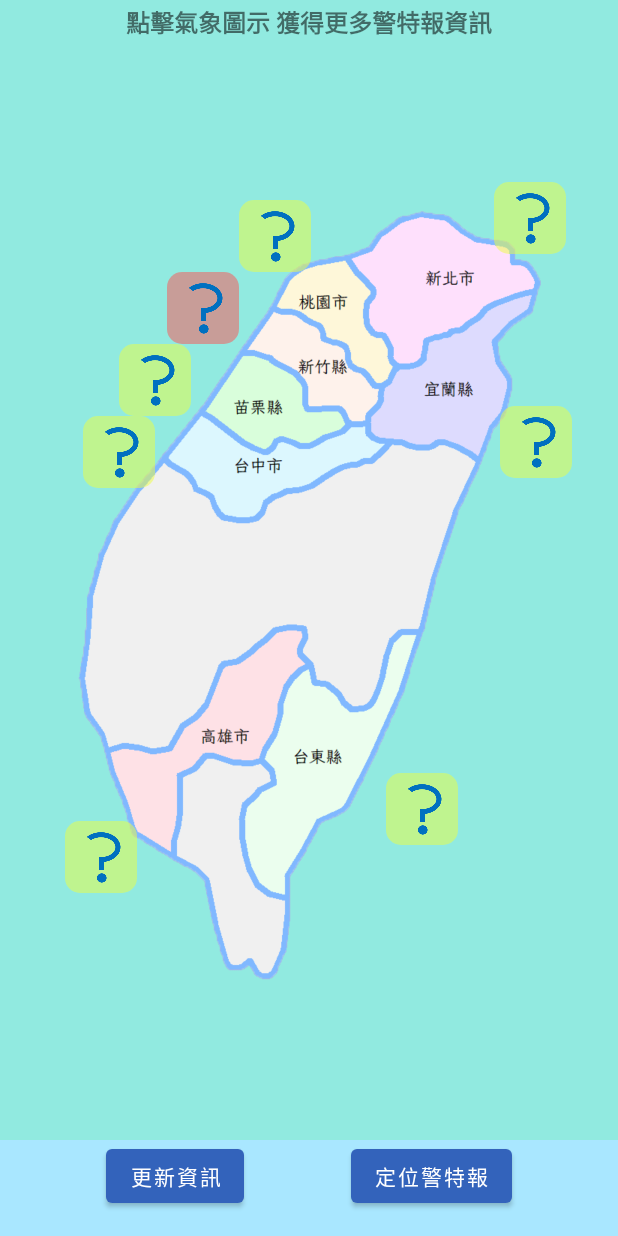
After one commit to sushi3085/Avoid-Coming-Water, an Android app: the SpecialForcastActivity screen opened directly, with no data from a screen before it, on a phone screen of 412 x 824 dp. The commit adds this screen. Run offline under Robolectric (Android 15) with nearby library versions, the phone set to English and light mode, and no system bars.

Commit message:
警特報：新增按鈕被按樣式、以popup顯示資訊

```diff
--- a/app/src/main/AndroidManifest.xml
+++ b/app/src/main/AndroidManifest.xml
@@ -18,7 +18,7 @@
         android:theme="@style/Theme.AvoidingComingWater"
         tools:targetApi="31">
         <activity
-            android:name=".FutureForcastActivity"
+            android:name=".SpecialForcastActivity"
             android:exported="false"
             android:theme="@style/Theme.AvoidingComingWater.NoActionBar" />
         <activity
--- a/app/src/main/java/ncue/geo/avoidingcomingwater/MainActivity.kt
+++ b/app/src/main/java/ncue/geo/avoidingcomingwater/MainActivity.kt
@@ -95,8 +95,8 @@ class MainActivity : AppCompatActivity() {
         ConditionController.IS_RECIEVING = !ConditionController.IS_RECIEVING
     }
 
-    fun futureForcastButtonOnClick(view: View) {
-        val intent = Intent(this, FutureForcastActivity::class.java)
+    fun specialButtonOnClick(view: View) {
+        val intent = Intent(this, SpecialForcastActivity::class.java)
         startActivity(intent)
     }
 
--- /dev/null
+++ b/app/src/main/res/drawable/clicked_red_round_corner_img_btn.xml
@@ -0,0 +1,5 @@
+<?xml version="1.0" encoding="utf-8"?>
+<shape xmlns:android="http://schemas.android.com/apk/res/android">
+    <solid android:color="@color/pressed_red_special_county_btn" />
+    <corners android:radius="10dp" />
+</shape>
--- /dev/null
+++ b/app/src/main/res/drawable/clicked_yellow_round_corner_img_btn.xml
@@ -0,0 +1,5 @@
+<?xml version="1.0" encoding="utf-8"?>
+<shape xmlns:android="http://schemas.android.com/apk/res/android">
+    <solid android:color="@color/pressed_yellow_special_county_btn" />
+    <corners android:radius="10dp" />
+</shape>
--- /dev/null
+++ b/app/src/main/res/drawable/red_round_corner_img_btn.xml
@@ -0,0 +1,5 @@
+<?xml version="1.0" encoding="utf-8"?>
+<shape xmlns:android="http://schemas.android.com/apk/res/android">
+    <solid android:color="#80FF5252" />
+    <corners android:radius="10dp" />
+</shape>
--- /dev/null
+++ b/app/src/main/res/drawable/round_corner_img_btn.xml
@@ -0,0 +1,5 @@
+<?xml version="1.0" encoding="utf-8"?>
+<shape xmlns:android="http://schemas.android.com/apk/res/android">
+    <solid android:color="#80EEFF41" />
+    <corners android:radius="10dp" />
+</shape>
--- /dev/null
+++ b/app/src/main/res/drawable/special_county_btn.xml
@@ -0,0 +1,5 @@
+<?xml version="1.0" encoding="utf-8"?>
+<selector xmlns:android="http://schemas.android.com/apk/res/android">
+    <item android:drawable="@drawable/clicked_red_round_corner_img_btn" android:state_pressed="true"/>
+    <item android:drawable="@drawable/red_round_corner_img_btn"/>
+</selector>
--- /dev/null
+++ b/app/src/main/res/drawable/yellow_special_county_btn.xml
@@ -0,0 +1,5 @@
+<?xml version="1.0" encoding="utf-8"?>
+<selector xmlns:android="http://schemas.android.com/apk/res/android">
+    <item android:drawable="@drawable/clicked_yellow_round_corner_img_btn" android:state_pressed="true"/>
+    <item android:drawable="@drawable/round_corner_img_btn"/>
+</selector>
--- a/app/src/main/res/layout/activity_main.xml
+++ b/app/src/main/res/layout/activity_main.xml
@@ -130,7 +130,6 @@
             android:layout_height="0dp"
             android:layout_marginEnd="2dp"
             android:backgroundTint="#40C4FF"
-            android:onClick="futureForcastButtonOnClick"
             android:text="未來12小時預報"
             android:textColor="#000000"
             android:textSize="16sp"
@@ -196,6 +195,7 @@
             android:layout_height="0dp"
             android:layout_marginStart="2dp"
             android:backgroundTint="#40C4FF"
+            android:onClick="specialButtonOnClick"
             android:text="警特報資訊"
             android:textColor="#000000"
             android:textSize="16sp"
--- /dev/null
+++ b/app/src/main/res/layout/special_forcast_forcast.xml
@@ -0,0 +1,209 @@
+<?xml version="1.0" encoding="utf-8"?>
+<androidx.constraintlayout.widget.ConstraintLayout xmlns:android="http://schemas.android.com/apk/res/android"
+    xmlns:app="http://schemas.android.com/apk/res-auto"
+    xmlns:tools="http://schemas.android.com/tools"
+    android:layout_width="match_parent"
+    android:layout_height="match_parent"
+    android:background="#A9E7FF"
+    tools:context=".SpecialForcastActivity">
+
+    <androidx.constraintlayout.widget.ConstraintLayout
+        android:id="@+id/imageContainLayout"
+        android:layout_width="0dp"
+        android:layout_height="0dp"
+        android:background="#6169F0AE"
+        app:layout_constraintBottom_toTopOf="@+id/positioningRefreshSpecial"
+        app:layout_constraintEnd_toEndOf="parent"
+        app:layout_constraintHorizontal_bias="0.0"
+        app:layout_constraintStart_toStartOf="parent"
+        app:layout_constraintTop_toTopOf="parent"
+        app:layout_constraintVertical_bias="0.0">
+
+        <TextView
+            android:id="@+id/specialTitleTextView"
+            android:layout_width="307dp"
+            android:layout_height="29dp"
+            android:gravity="center"
+            android:text="點擊氣象圖示 獲得更多警特報資訊"
+            android:textSize="16sp"
+            android:textStyle="bold"
+            app:layout_constraintEnd_toEndOf="parent"
+            app:layout_constraintStart_toStartOf="parent"
+            app:layout_constraintTop_toTopOf="parent" />
+
+        <ImageView
+            android:id="@+id/taiwanSpecialImageView"
+            android:layout_width="350dp"
+            android:layout_height="550dp"
+            android:layout_marginTop="32dp"
+            android:scaleType="centerCrop"
+            app:layout_constraintBottom_toBottomOf="parent"
+            app:layout_constraintEnd_toEndOf="parent"
+            app:layout_constraintStart_toStartOf="parent"
+            app:layout_constraintTop_toTopOf="parent"
+            app:srcCompat="@drawable/taiwan_qver" />
+
+        <ImageButton
+            android:id="@+id/kaoshungSpecialButton"
+            android:layout_width="48dp"
+            android:layout_height="48dp"
+            android:layout_marginStart="12dp"
+            android:layout_marginBottom="76dp"
+            android:background="@drawable/yellow_special_county_btn"
+            android:contentDescription="高雄市"
+            android:onClick="showSpecialInformation"
+            android:scaleType="centerInside"
+            app:layout_constraintBottom_toBottomOf="@+id/taiwanSpecialImageView"
+            app:layout_constraintStart_toStartOf="@+id/taiwanSpecialImageView"
+            app:srcCompat="@drawable/questionmark" />
+
+        <ImageButton
+            android:id="@+id/yilanSpecialButton"
+            android:layout_width="48dp"
+            android:layout_height="48dp"
+            android:layout_marginTop="149dp"
+            android:background="@drawable/yellow_special_county_btn"
+            android:contentDescription="宜蘭縣"
+            android:onClick="showSpecialInformation"
+            android:scaleType="centerInside"
+            app:layout_constraintEnd_toEndOf="@+id/taiwanSpecialImageView"
+            app:layout_constraintTop_toTopOf="@+id/taiwanSpecialImageView"
+            app:srcCompat="@drawable/questionmark" />
+
+        <ImageButton
+            android:id="@+id/taidongSpecialButton"
+            android:layout_width="48dp"
+            android:layout_height="48dp"
+            android:layout_marginEnd="76dp"
+            android:layout_marginBottom="108dp"
+            android:background="@drawable/yellow_special_county_btn"
+            android:contentDescription="臺東縣"
+            android:onClick="showSpecialInformation"
+            android:scaleType="centerInside"
+            app:layout_constraintBottom_toBottomOf="@+id/taiwanSpecialImageView"
+            app:layout_constraintEnd_toEndOf="@+id/taiwanSpecialImageView"
+            app:srcCompat="@drawable/questionmark" />
+
+        <ImageButton
+            android:id="@+id/shinbeiSpecialButton"
+            android:layout_width="48dp"
+            android:layout_height="48dp"
+            android:layout_marginEnd="4dp"
+            android:background="@drawable/yellow_special_county_btn"
+            android:contentDescription="新北市"
+            android:onClick="showSpecialInformation"
+            android:scaleType="centerInside"
+            app:layout_constraintEnd_toEndOf="@+id/taiwanSpecialImageView"
+            app:layout_constraintTop_toTopOf="@+id/taiwanSpecialImageView"
+            app:srcCompat="@drawable/questionmark" />
+
+        <ImageButton
+            android:id="@+id/taouanSpecialButton"
+            android:layout_width="48dp"
+            android:layout_height="48dp"
+            android:layout_marginStart="128dp"
+            android:layout_marginTop="12dp"
+            android:background="@drawable/yellow_special_county_btn"
+            android:contentDescription="桃園市"
+            android:onClick="showSpecialInformation"
+            android:scaleType="centerInside"
+            app:layout_constraintStart_toStartOf="@+id/taiwanSpecialImageView"
+            app:layout_constraintTop_toTopOf="@+id/taiwanSpecialImageView"
+            app:srcCompat="@drawable/questionmark" />
+
+        <ImageButton
+            android:id="@+id/shinchuSpecialButton"
+            android:layout_width="48dp"
+            android:layout_height="48dp"
+            android:layout_marginStart="80dp"
+            android:layout_marginTop="60dp"
+            android:background="@drawable/special_county_btn"
+            android:contentDescription="新竹縣"
+            android:onClick="showSpecialInformation"
+            android:scaleType="centerInside"
+            app:layout_constraintStart_toStartOf="@+id/taiwanSpecialImageView"
+            app:layout_constraintTop_toTopOf="@+id/taiwanSpecialImageView"
+            app:srcCompat="@drawable/questionmark" />
+
+        <ImageButton
+            android:id="@+id/miaoliSpecialButton"
+            android:layout_width="48dp"
+            android:layout_height="48dp"
+            android:layout_marginStart="48dp"
+            android:layout_marginTop="108dp"
+            android:background="@drawable/yellow_special_county_btn"
+            android:contentDescription="苗栗縣"
+            android:onClick="showSpecialInformation"
+            android:scaleType="centerInside"
+            app:layout_constraintStart_toStartOf="@+id/taiwanSpecialImageView"
+            app:layout_constraintTop_toTopOf="@+id/taiwanSpecialImageView"
+            app:srcCompat="@drawable/questionmark" />
+
+        <ImageButton
+            android:id="@+id/taichungSpecialButton"
+            android:layout_width="48dp"
+            android:layout_height="48dp"
+            android:layout_marginStart="24dp"
+            android:layout_marginTop="156dp"
+            android:background="@drawable/yellow_special_county_btn"
+            android:contentDescription="臺中市"
+            android:onClick="showSpecialInformation"
+            android:scaleType="centerInside"
+            app:layout_constraintStart_toStartOf="@+id/taiwanSpecialImageView"
+            app:layout_constraintTop_toTopOf="@+id/taiwanSpecialImageView"
+            app:srcCompat="@drawable/questionmark" />
+    </androidx.constraintlayout.widget.ConstraintLayout>
+
+    <Button
+        android:id="@+id/positioningRefreshSpecial"
+        android:layout_width="wrap_content"
+        android:layout_height="wrap_content"
+        android:layout_marginBottom="16dp"
+        android:text="定位警特報"
+        app:layout_constraintBottom_toBottomOf="parent"
+        app:layout_constraintEnd_toEndOf="parent"
+        app:layout_constraintHorizontal_bias="0.5"
+        app:layout_constraintStart_toEndOf="@+id/refreshSpecial" />
+
+    <Button
+        android:id="@+id/refreshSpecial"
+        android:layout_width="wrap_content"
+        android:layout_height="wrap_content"
+        android:layout_marginBottom="16dp"
+        android:text="更新資訊"
+        app:layout_constraintBottom_toBottomOf="parent"
+        app:layout_constraintEnd_toStartOf="@+id/positioningRefreshSpecial"
+        app:layout_constraintHorizontal_bias="0.5"
+        app:layout_constraintStart_toStartOf="parent" />
+
+    <ScrollView
+        android:id="@+id/informationScrollView"
+        android:layout_width="0dp"
+        android:layout_height="0dp"
+        android:layout_marginBottom="16dp"
+        android:background="#D7FFFE"
+        android:contentDescription="informations"
+        android:visibility="gone"
+        app:layout_constraintBottom_toTopOf="@+id/positioningRefreshSpecial"
+        app:layout_constraintEnd_toEndOf="parent"
+        app:layout_constraintHorizontal_bias="0.0"
+        app:layout_constraintStart_toStartOf="parent"
+        app:layout_constraintTop_toTopOf="parent"
+        app:layout_constraintVertical_bias="0.0">
+
+        <LinearLayout
+            android:layout_width="match_parent"
+            android:layout_height="wrap_content"
+            android:orientation="vertical">
+
+            <TextView
+                android:id="@+id/textView"
+                android:layout_width="match_parent"
+                android:layout_height="wrap_content"
+                android:text="【更新資訊】\n\t\t可看警特報\n\n【定位警特報】\n\t\t開啟定位後可看所在縣市警特報"
+                android:textAlignment="gravity"
+                android:textSize="24sp" />
+        </LinearLayout>
+    </ScrollView>
+
+</androidx.constraintlayout.widget.ConstraintLayout>
--- a/app/src/main/res/values/colors.xml
+++ b/app/src/main/res/values/colors.xml
@@ -10,4 +10,8 @@
     <color name="main_color">#FF3363BB</color>
     <color name="secondary_color">#FF63DFBB</color>
     <color name="homepage_red_btn">#FFFF5454</color>
+    <color name="red_special_county_btn">#80FF5252</color>
+    <color name="pressed_red_special_county_btn">#AAFF5252</color>
+    <color name="yellow_special_county_btn">#80EEFF41</color>
+    <color name="pressed_yellow_special_county_btn">#CCEEFF41</color>
 </resources>
```
Also changed, not shown: app/src/main/java/ncue/geo/avoidingcomingwater/FutureForcastActivity.kt (deleted, +0 -154 lines), app/src/main/java/ncue/geo/avoidingcomingwater/SpecialForcastActivity.kt (added, +206 -0 lines), app/src/main/res/layout/activity_future_forcast.xml (deleted, +0 -62 lines), app/src/main/res/drawable/i_icon.png (added), app/src/main/res/drawable/questionmark.png (added), app/src/main/res/drawable/taiwan_qver.png (added).
